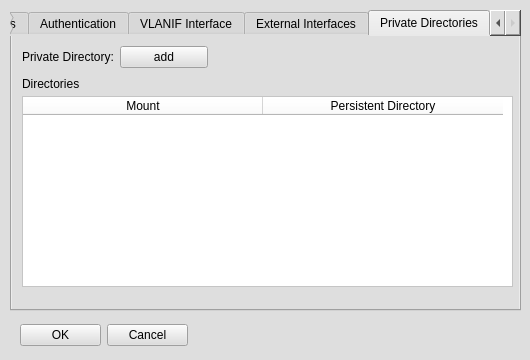
Qt form netflux5g-editor/src/gui/ui/STA_properties.ui (adaptivenetworklab/NetFlux5G) before a commit.
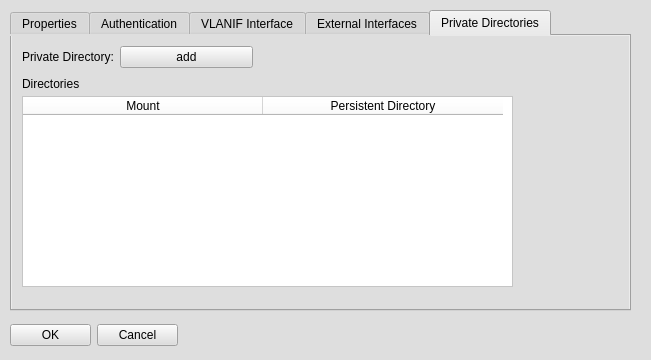
The same form after that commit.

```diff
--- a/netflux5g-editor/src/gui/ui/STA_properties.ui
+++ b/netflux5g-editor/src/gui/ui/STA_properties.ui
@@ -6,7 +6,7 @@
    <rect>
     <x>0</x>
     <y>0</y>
-    <width>530</width>
+    <width>651</width>
     <height>360</height>
    </rect>
   </property>
@@ -22,7 +22,7 @@
      <rect>
       <x>10</x>
       <y>10</y>
-      <width>511</width>
+      <width>621</width>
       <height>301</height>
      </rect>
     </property>
@@ -400,7 +400,7 @@
        <rect>
         <x>10</x>
         <y>10</y>
-        <width>186</width>
+        <width>231</width>
         <height>27</height>
        </rect>
       </property>
@@ -471,7 +471,7 @@
    <widget class="QWidget" name="gridLayoutWidget">
     <property name="geometry">
      <rect>
-      <x>20</x>
+      <x>10</x>
       <y>320</y>
       <width>168</width>
       <height>31</height>
```
Left out of the diff: 4 changed lines with no effect on the pictures.
